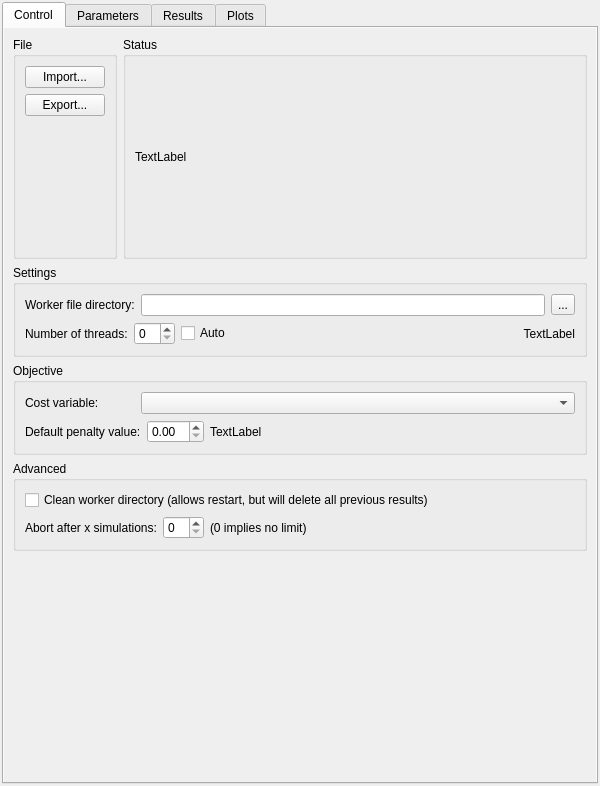
First picture: the form in designer/shared/advancedposition.ui, repository DTOcean/dtocean-app, before the edit.
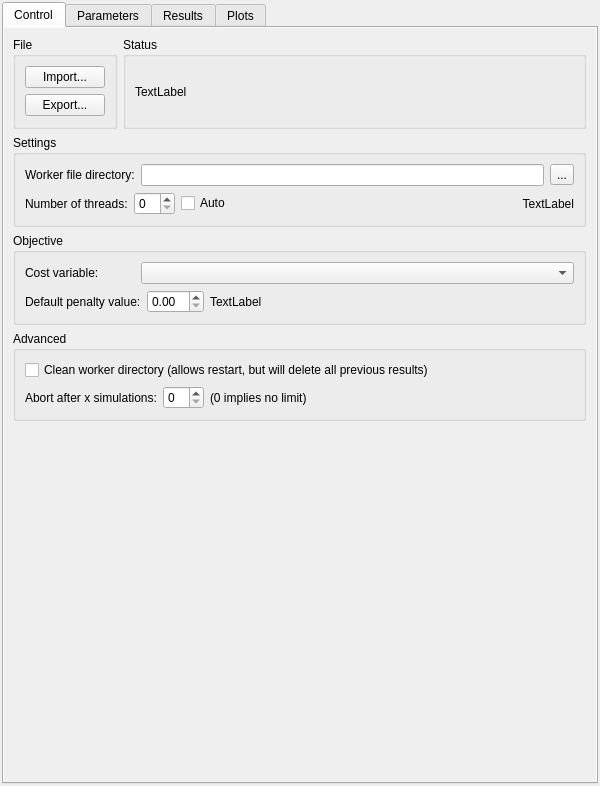
Second picture: the form after the edit.

Commit message: Restrict width of groupboxes for a neater solution

The edit to the form file:
```diff
--- a/designer/shared/advancedposition.ui
+++ b/designer/shared/advancedposition.ui
@@ -35,9 +35,45 @@
       <attribute name="title">
        <string>Control</string>
       </attribute>
-      <layout class="QVBoxLayout" name="verticalLayout_7">
+      <layout class="QHBoxLayout" name="horizontalLayout_12" stretch="1,0">
        <property name="spacing">
-        <number>6</number>
+        <number>0</number>
+       </property>
+       <property name="leftMargin">
+        <number>9</number>
+       </property>
+       <property name="topMargin">
+        <number>9</number>
+       </property>
+       <item>
+        <widget class="QFrame" name="frame_3">
+         <property name="sizePolicy">
+          <sizepolicy hsizetype="Preferred" vsizetype="Preferred">
+           <horstretch>0</horstretch>
+           <verstretch>0</verstretch>
+          </sizepolicy>
+         </property>
+         <property name="minimumSize">
+          <size>
+           <width>0</width>
+           <height>0</height>
+          </size>
+         </property>
+         <property name="maximumSize">
+          <size>
+           <width>600</width>
+           <height>16777215</height>
+          </size>
+         </property>
+         <property name="frameShape">
+          <enum>QFrame::NoFrame</enum>
+         </property>
+         <property name="frameShadow">
+          <enum>QFrame::Raised</enum>
+         </property>
+         <layout class="QVBoxLayout" name="verticalLayout_7" stretch="0,0,0,0,1">
+          <property name="margin">
+           <number>0</number>
        </property>
        <item>
         <layout class="QHBoxLayout" name="horizontalLayout">
@@ -87,7 +123,7 @@
               <property name="sizeHint" stdset="0">
                <size>
                 <width>20</width>
-                <height>40</height>
+                   <height>1</height>
                </size>
               </property>
              </spacer>
@@ -380,7 +416,26 @@
          <property name="sizeHint" stdset="0">
           <size>
            <width>20</width>
-           <height>217</height>
+              <height>373</height>
+             </size>
+            </property>
+           </spacer>
+          </item>
+         </layout>
+        </widget>
+       </item>
+       <item>
+        <spacer name="horizontalSpacer_8">
+         <property name="orientation">
+          <enum>Qt::Horizontal</enum>
+         </property>
+         <property name="sizeType">
+          <enum>QSizePolicy::MinimumExpanding</enum>
+         </property>
+         <property name="sizeHint" stdset="0">
+          <size>
+           <width>1</width>
+           <height>20</height>
           </size>
          </property>
         </spacer>
```
Left out of the diff: 57 changed lines with no effect on the pictures. Lines whose indentation alone changed are shown as unchanged.
